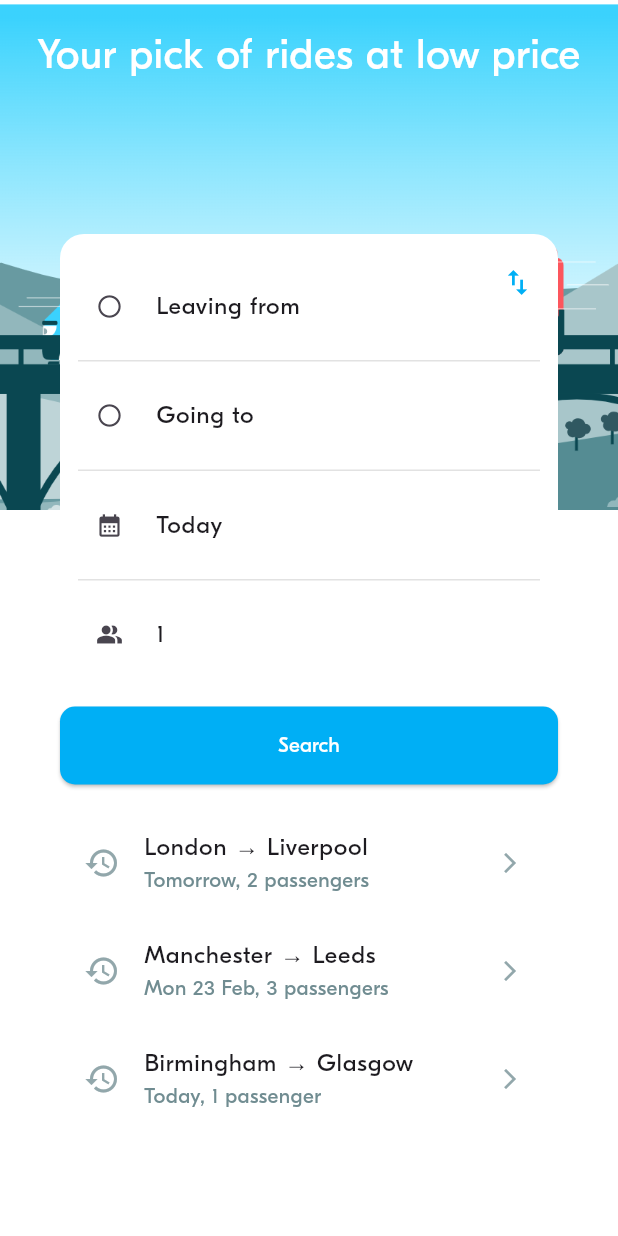
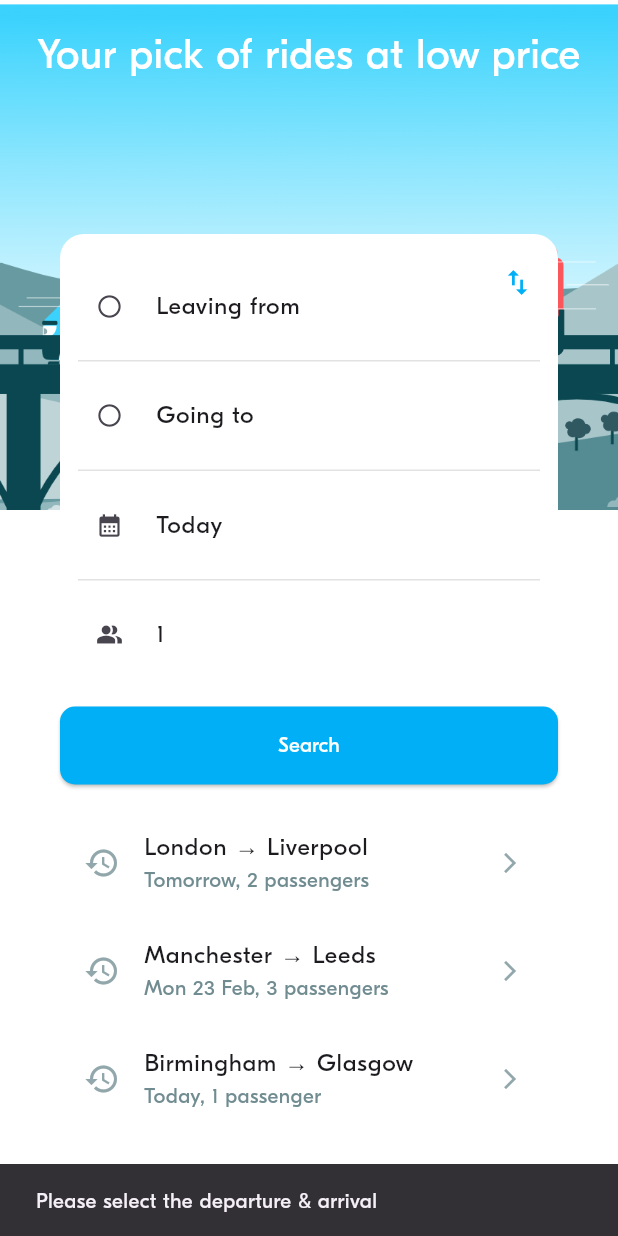
Before and after one commit to Sophavisnuka/Blarblar-Start-Code, a Flutter app: the screen it shows after launch, after a tap on "Search", on a phone screen of 412 x 824 dp. Run offline on Flutter 3.47's test engine with Material 3 defaults, Android fonts, the light colour scheme and no system bars; project files that could hold a hidden picture were left out.

Commit message:
BLA-006 – BONUS -   Implement a draft Rides screen

```diff
--- a/lib/ui/screens/ride_pref/ride_prefs_screen.dart
+++ b/lib/ui/screens/ride_pref/ride_prefs_screen.dart
@@ -1,5 +1,6 @@
 import 'package:blabla/model/ride_pref/ride_pref.dart';
 import 'package:blabla/services/ride_prefs_service.dart';
+import 'package:blabla/ui/screens/ride_screen.dart';
 import 'package:flutter/material.dart';
 import '../../theme/theme.dart';
 import '../../widgets/actions/bla_button.dart';
@@ -13,8 +14,15 @@ const String blablaHomeImagePath = 'assets/images/blabla_home.png';
 /// - Enter his/her ride preference and launch a search on it
 /// - Or select a last entered ride preferences and launch a search on it
 ///
-class RidePrefsScreen extends StatelessWidget {
+class RidePrefsScreen extends StatefulWidget {
   const RidePrefsScreen({super.key});
+
+  @override
+  State<RidePrefsScreen> createState() => _RidePrefsScreenState();
+}
+class _RidePrefsScreenState extends State<RidePrefsScreen> {
+
+  final GlobalKey<RidePrefFormState> formKey = GlobalKey<RidePrefFormState>();
 
   void onRidePrefSelected(RidePref ridePref) {
     // TODO
@@ -50,9 +58,29 @@ class RidePrefsScreen extends StatelessWidget {
             crossAxisAlignment: CrossAxisAlignment.stretch,
             children: [
               // 2 - THE FORM
-              RidePrefForm(initRidePref: RidePrefsService.selectedRidePref),
+              RidePrefForm(
+                initRidePref: RidePrefsService.selectedRidePref,
+                key: formKey,
+              ),
               // BLA - 002 - Implement BlaButton
-              BlaButton(label: 'Search',),
+              BlaButton(
+                label: 'Search',
+                onPressed: () {
+                  final ridePref = formKey.currentState?.getRidePref();
+                  if (ridePref != null) {
+                    Navigator.of(context).push(
+                      MaterialPageRoute(builder: (builder)=>RideScreen(ridePref: ridePref,))
+                    );
+                  } else {
+                    ScaffoldMessenger.of(context).showSnackBar(
+                      SnackBar(
+                        content: Text('Please select the departure & arrival'),
+                        duration: Duration(seconds: 3),
+                      )
+                    );
+                  }
+                },
+              ),
               SizedBox(height: BlaSpacings.m),
               // 3 - THE HISTORY
               _buildHistory(),
--- a/lib/ui/screens/ride_pref/widgets/ride_prefs_form.dart
+++ b/lib/ui/screens/ride_pref/widgets/ride_prefs_form.dart
@@ -14,7 +14,6 @@ import '../../../../model/ride_pref/ride_pref.dart';
 ///   - A number of seats
 ///
 /// The form can be created with an existing RidePref (optional).
-///
 class RidePrefForm extends StatefulWidget {
   // The form can be created with an optional initial RidePref.
   final RidePref? initRidePref;
@@ -22,10 +21,10 @@ class RidePrefForm extends StatefulWidget {
   const RidePrefForm({super.key, this.initRidePref});
 
   @override
-  State<RidePrefForm> createState() => _RidePrefFormState();
+  State<RidePrefForm> createState() => RidePrefFormState();
 }
 
-class _RidePrefFormState extends State<RidePrefForm> {
+class RidePrefFormState extends State<RidePrefForm> {
   Location? departure;
   late DateTime departureDate;
   Location? arrival;
@@ -35,6 +34,17 @@ class _RidePrefFormState extends State<RidePrefForm> {
   // Initialize the Form attributes
   // ----------------------------------
   // late DateTime datePicked;
+  RidePref? getRidePref() {
+    if (departure == null && arrival == null) {
+      return null;
+    }
+    return RidePref(
+      departure: departure!,
+      departureDate: departureDate,
+      arrival: arrival!,
+      requestedSeats: requestedSeats
+    );
+  }
 
   @override
   void initState() {
```
Also changed, not shown: lib/ui/screens/ride_screen.dart (added, +70 -0 lines).
